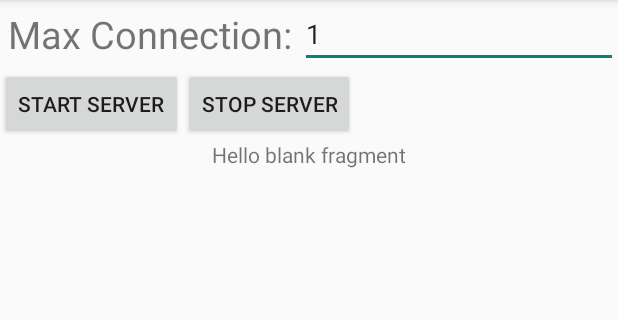
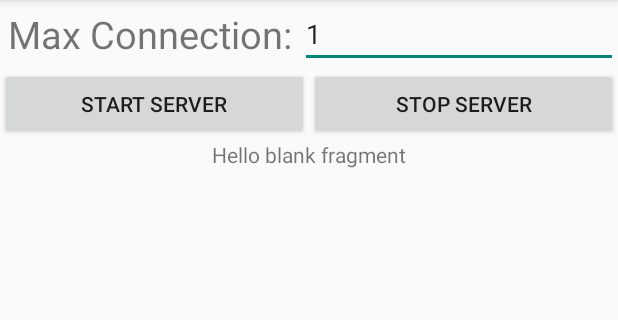
Before and after one commit to fzn0268/RemoteFileManager, an Android app: the layout fragment_server.xml on its own in the app's theme, with its tools: preview values and no code run, on a phone screen of 412 x 824 dp, the part 84-404 px from its top. Run offline under Robolectric (Android 15) with nearby library versions, the phone set to English and light mode, and no system bars.

Commit message:
Update Layout of ServerFragment

```diff
--- a/app/src/main/res/layout/fragment_server.xml
+++ b/app/src/main/res/layout/fragment_server.xml
@@ -32,14 +32,16 @@
         android:orientation="horizontal">
 
         <Button
-            android:layout_width="wrap_content"
+            android:layout_width="match_parent"
             android:layout_height="wrap_content"
+            android:layout_weight="1"
             android:id="@+id/btnStartServer"
             android:text="@string/strStartServer" />
 
         <Button
-            android:layout_width="wrap_content"
+            android:layout_width="match_parent"
             android:layout_height="wrap_content"
+            android:layout_weight="1"
             android:id="@+id/btnStopServer"
             android:text="@string/strStopServer" />
 
```
